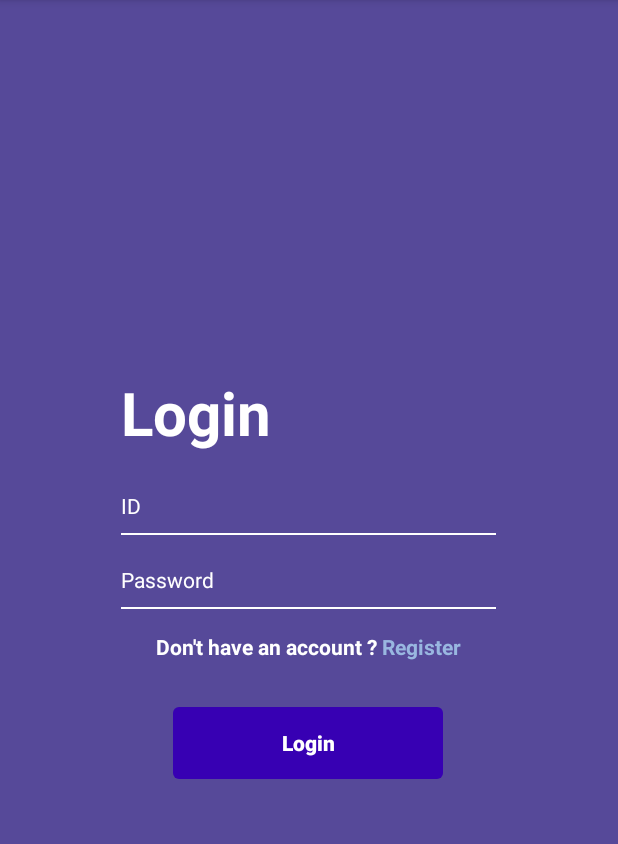
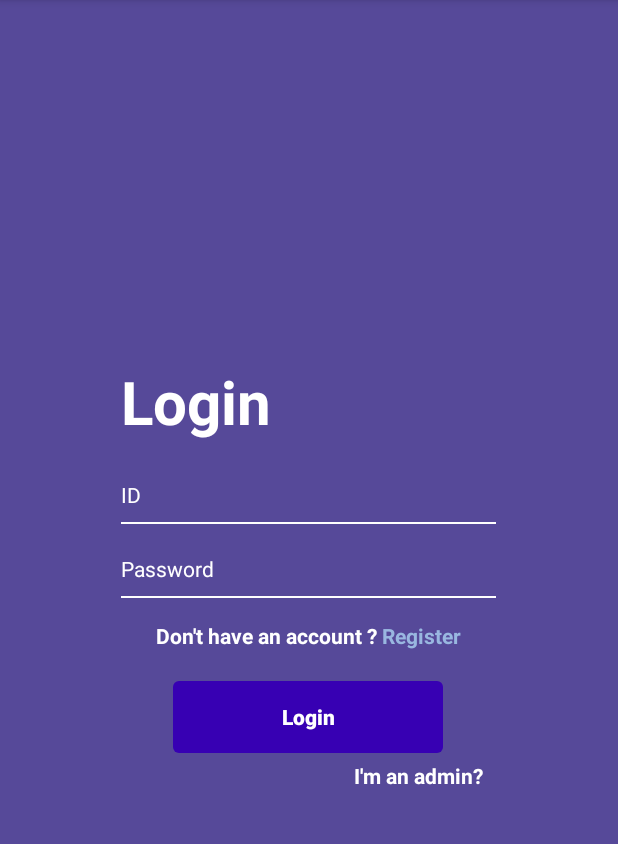
Before and after one commit to sonseungbeom0530/EzBook, an Android app: the screen it shows after launch (LoginActivity), on a phone screen of 412 x 824 dp, the part 84-928 px from its top. Run offline under Robolectric (Android 15) with nearby library versions, the phone set to English and light mode, and no system bars; our stand-ins replace Firebase (no records; nobody signed in at launch, a user with empty details on screens opened directly).

Commit message:
Update LoginActivity.java that create admin version

```diff
--- a/app/src/main/AndroidManifest.xml
+++ b/app/src/main/AndroidManifest.xml
@@ -11,6 +11,8 @@
         android:roundIcon="@mipmap/ic_launcher_round"
         android:supportsRtl="true"
         android:theme="@style/AppTheme">
+        <activity android:name=".AdminAddProductActivity"></activity>
+        <activity android:name=".AdminMainActivity" />
         <activity android:name=".LibraryActivity" />
         <activity android:name=".LoginActivity">
             <intent-filter>
--- a/app/src/main/java/com/example/ezbook/LoginActivity.java
+++ b/app/src/main/java/com/example/ezbook/LoginActivity.java
@@ -6,6 +6,7 @@ import androidx.appcompat.app.AppCompatActivity;
 import android.app.ProgressDialog;
 import android.content.Intent;
 import android.os.Bundle;
+import android.util.Log;
 import android.view.View;
 import android.widget.Button;
 import android.widget.EditText;
@@ -23,7 +24,7 @@ public class LoginActivity extends AppCompatActivity {
 
     EditText etId,etPass;
     Button btnLogin;
-    TextView tvReg;
+    TextView tvReg,adminLink,notAdminLink;
 //    DatabaseHelper db;
     ProgressDialog loadingBar;
     String parentDbName = "Users";
@@ -35,9 +36,10 @@ public class LoginActivity extends AppCompatActivity {
 
         etId=findViewById(R.id.etId);
         etPass=findViewById(R.id.etPass);
-
         btnLogin=findViewById(R.id.btnLogin);
         tvReg=findViewById(R.id.tvReg);
+        adminLink=findViewById(R.id.admin_panel_link);
+        notAdminLink=findViewById(R.id.not_admin_panel_link);
 //        db=new DatabaseHelper(this);
         loadingBar = new ProgressDialog(this);
 
@@ -82,7 +84,25 @@ public class LoginActivity extends AppCompatActivity {
                 finish();
             }
         });
-}
+        adminLink.setOnClickListener(new View.OnClickListener() {
+            @Override
+            public void onClick(View v) {
+                btnLogin.setText("Login Admin");
+                adminLink.setVisibility(View.INVISIBLE);
+                notAdminLink.setVisibility((View.VISIBLE));
+                parentDbName="Admins";
+            }
+        });
+        notAdminLink.setOnClickListener(new View.OnClickListener() {
+            @Override
+            public void onClick(View v) {
+                btnLogin.setText("Login");
+                adminLink.setVisibility(View.VISIBLE);
+                notAdminLink.setVisibility((View.INVISIBLE));
+                parentDbName="Users";
+            }
+        });
+    }
 
     private void AllowAccessToAccount(final String id, final String pass) {
         final DatabaseReference RootRef;
@@ -93,13 +113,19 @@ public class LoginActivity extends AppCompatActivity {
             public void onDataChange(@NonNull DataSnapshot dataSnapshot) {
                 if(dataSnapshot.child(parentDbName).child(id).exists()){
                     Users usersData = dataSnapshot.child(parentDbName).child(id).getValue(Users.class);
-
                     if(usersData.getId().equals(id)){
                         if(usersData.getPassword().equals(pass)){
-                            Toast.makeText(getApplicationContext(),"Successfully Login",Toast.LENGTH_SHORT).show();
-                            loadingBar.dismiss();
-                            Intent i = new Intent(LoginActivity.this,MainActivity.class);
-                            startActivity(i);
+                            if(parentDbName.equals("Admins")){
+                                Toast.makeText(getApplicationContext(),"Welcome admin, you are logged in successfully Login",Toast.LENGTH_SHORT).show();
+                                loadingBar.dismiss();
+                                Intent i = new Intent(LoginActivity.this,AdminMainActivity.class);
+                                startActivity(i);
+                            }else if(parentDbName.equals("Users")){
+                                Toast.makeText(getApplicationContext(),"Successfully Login",Toast.LENGTH_SHORT).show();
+                                loadingBar.dismiss();
+                                Intent i = new Intent(LoginActivity.this,MainActivity.class);
+                                startActivity(i);
+                            }
                         }else {
                             loadingBar.dismiss();
                             Toast.makeText(getApplicationContext(),"Password incorrect",Toast.LENGTH_SHORT).show();
--- a/app/src/main/res/layout/activity_login.xml
+++ b/app/src/main/res/layout/activity_login.xml
@@ -67,7 +67,7 @@
                 android:layout_height="wrap_content"
                 android:text="Register"
                 android:textSize="14dp"
-                android:layout_marginBottom="15dp"
+                android:layout_marginBottom="5dp"
                 android:textColor="@color/blue"
                 android:textStyle="bold"/>
         </LinearLayout>
@@ -82,9 +82,35 @@
             android:text="Login"
             android:textAllCaps="false"
             android:layout_gravity="center"
-            android:layout_marginTop="10dp"
             android:textStyle="bold"
             android:stateListAnimator="@null"/>
+        <LinearLayout
+            android:layout_width="wrap_content"
+            android:layout_height="wrap_content"
+            android:paddingTop="5dp"
+            android:orientation="horizontal"
+            >
+            <TextView
+                android:id="@+id/not_admin_panel_link"
+                android:layout_width="wrap_content"
+                android:layout_height="wrap_content"
+                android:text="I'm not an admin?"
+                android:textSize="14dp"
+                android:textColor="@color/white"
+                android:textStyle="bold"
+                android:visibility="invisible"/>
+
+            <TextView
+                android:id="@+id/admin_panel_link"
+                android:layout_width="wrap_content"
+                android:layout_height="wrap_content"
+                android:text="I'm an admin?"
+                android:textSize="14dp"
+                android:textColor="@color/white"
+                android:textStyle="bold"
+                android:layout_marginLeft="45dp"/>
+        </LinearLayout>
+
 
 
 
```
Also changed, not shown: app/src/main/java/com/example/ezbook/AdminAddProductActivity.java (added, +14 -0 lines), app/src/main/java/com/example/ezbook/AdminMainActivity.java (added, +20 -0 lines), app/src/main/res/layout/activity_admin_add_product.xml (added, +10 -0 lines), app/src/main/res/layout/activity_admin_main.xml (added, +230 -0 lines), app/build.gradle (line endings or trailing spaces).
